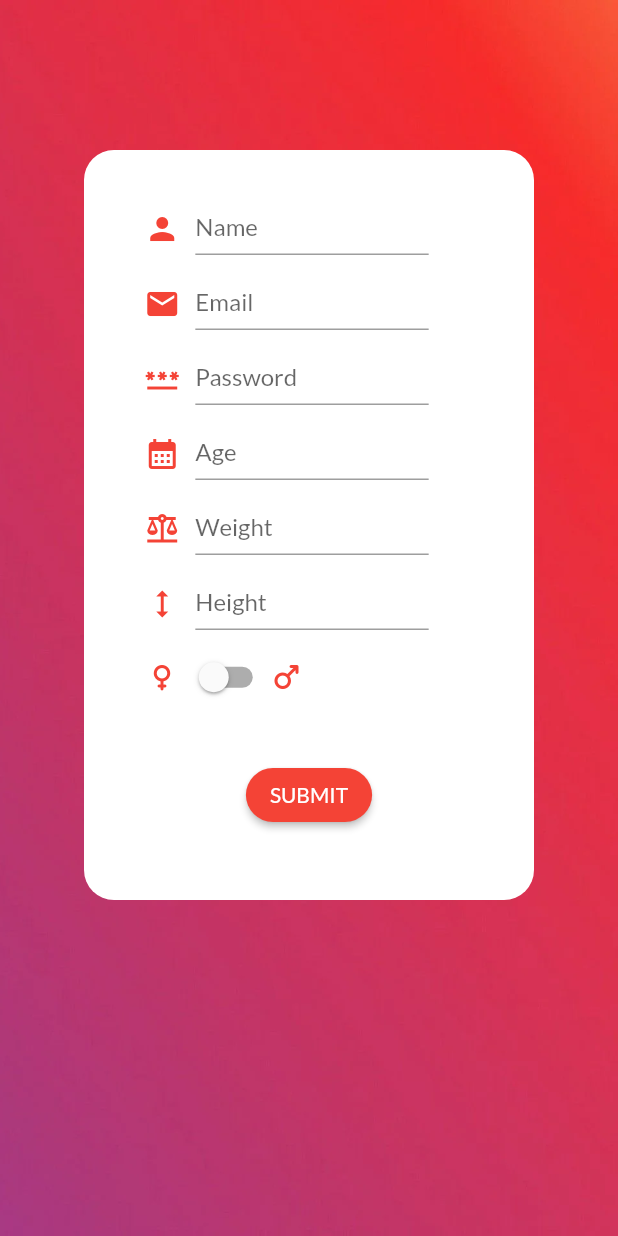
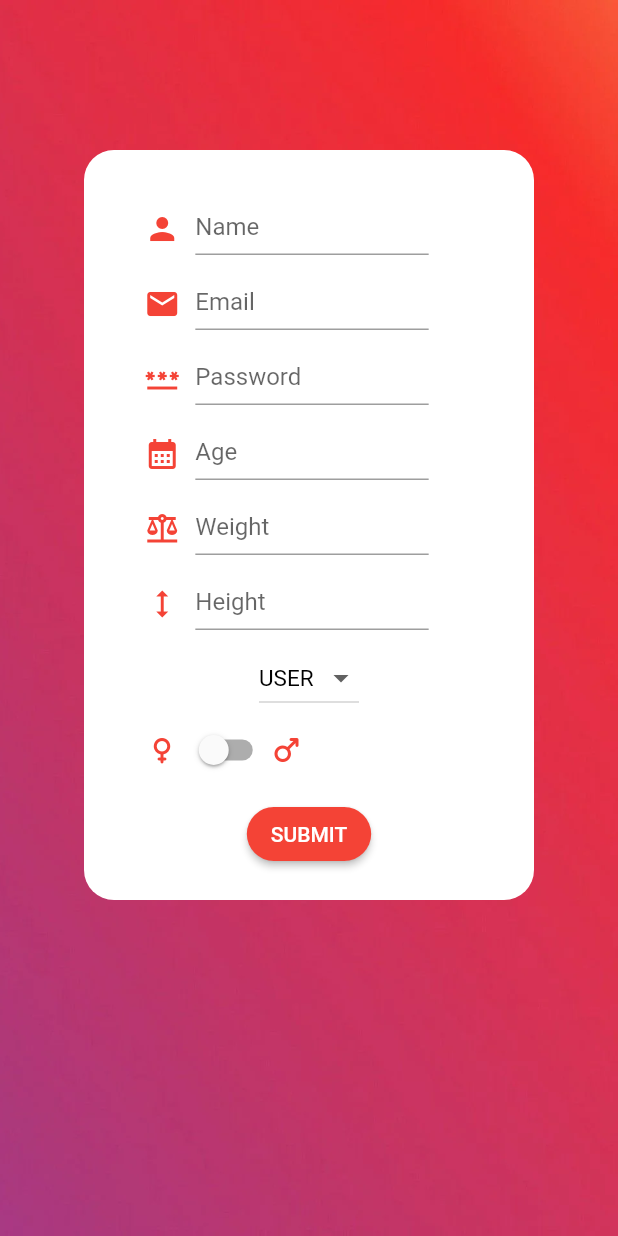
Before and after one commit to projeto-lpi/flutter_app, a Flutter app: the screen it shows after launch, after a tap on "SIGN UP", on a phone screen of 412 x 824 dp. Run offline on Flutter 3.47's test engine with Material 2 defaults, Android fonts, the light colour scheme and no system bars; our stand-ins replace animated_text_kit, flutter_secure_storage, syncfusion_flutter_charts; network calls fail; Roboto replaces fonts that are missing (Cairo).

Commit message:
Added custom font.

```diff
--- a/lib/main.dart
+++ b/lib/main.dart
@@ -1,6 +1,5 @@
 import 'package:flutter/material.dart';
 import 'package:flutter_secure_storage/flutter_secure_storage.dart';
-import 'package:google_fonts/google_fonts.dart';
 import 'src/login_page.dart';
 
 final storage = FlutterSecureStorage();
@@ -12,14 +11,10 @@ void main() async {
 class MyApp extends StatelessWidget {
   @override
   Widget build(BuildContext context) {
-    final textTheme = Theme.of(context).textTheme;
     return MaterialApp(
         title: 'Healthier App',
         theme: ThemeData(
-          primarySwatch: Colors.blue,
-          textTheme: GoogleFonts.latoTextTheme(textTheme).copyWith(
-            bodyText1: GoogleFonts.montserrat(textStyle: textTheme.bodyText1),
-          ),
+          fontFamily: "Cairo",
         ),
         debugShowCheckedModeBanner: false,
         home: LoginPage());
--- a/lib/src/signup_page.dart
+++ b/lib/src/signup_page.dart
@@ -24,6 +24,7 @@ class _SignupPageState extends State<SignupPage> {
   final _ageController = TextEditingController();
   final _weightController = TextEditingController();
   final _heightController = TextEditingController();
+  String usertype = "user";
   bool gender = false;
 
   bool _validate_email = false,
@@ -80,16 +81,45 @@ class _SignupPageState extends State<SignupPage> {
                               'Weight', _weightController, Icons.balance),
                           drawFormField(
                               'Height', _heightController, Icons.height),
+                          Padding(
+                            padding: const EdgeInsets.only(top: 8.0),
+                            child: DropdownButton(
+                                value: usertype,
+                                style: TextStyle(
+                                    fontSize: 15,
+                                    color: Colors.black,
+                                    fontFamily: "Cairo"),
+                                borderRadius: BorderRadius.circular(5),
+                                items: <DropdownMenuItem<String>>[
+                                  DropdownMenuItem(
+                                    child: Text("user".toUpperCase()),
+                                    value: "user",
+                                  ),
+                                  DropdownMenuItem(
+                                    child: Text("pt".toUpperCase()),
+                                    value: "pt",
+                                  ),
+                                  DropdownMenuItem(
+                                    child: Text("nutri".toUpperCase()),
+                                    value: "nutri",
+                                  ),
+                                ],
+                                onChanged: (String? selectedValue) {
+                                  setState(() {
+                                    usertype = selectedValue!;
+                                  });
+                                }),
+                          ),
                           Row(children: [
                             Padding(
-                              padding: const EdgeInsets.only(top: 15, left: 40),
+                              padding: const EdgeInsets.only(top: 0, left: 40),
                               child: Icon(
                                 Icons.female_rounded,
                                 color: Colors.red,
                               ),
                             ),
                             Transform.translate(
-                              offset: Offset(2.5, 7.5),
+                              offset: Offset(2.5, 0),
                               child: Switch(
                                 activeColor: Colors.red,
                                 value: gender,
@@ -101,14 +131,13 @@ class _SignupPageState extends State<SignupPage> {
                               ),
                             ),
                             Padding(
-                              padding: const EdgeInsets.only(top: 15),
+                              padding: const EdgeInsets.only(top: 0),
                               child: Icon(
                                 Icons.male_rounded,
                                 color: Colors.red,
                               ),
                             ),
                           ]),
-                          SizedBox(height: 30),
                           Padding(
                             padding: const EdgeInsets.all(8.0),
                             child: ElevatedButton(
@@ -121,8 +150,16 @@ class _SignupPageState extends State<SignupPage> {
                                 var height = _heightController.text;
 
                                 if (_validate_email != true) {
-                                  await attemptSignUp(name, email, password,
-                                      age, weight, height, gender, context);
+                                  await attemptSignUp(
+                                      name,
+                                      email,
+                                      password,
+                                      age,
+                                      weight,
+                                      height,
+                                      gender,
+                                      usertype,
+                                      context);
                                   if (state == 1) {
                                     SnackBar(
                                       content:
@@ -192,6 +229,7 @@ class _SignupPageState extends State<SignupPage> {
                     return 'Invalid email';
                   }
                 }
+
                 return null;
               },
               controller: controller,
@@ -220,6 +258,7 @@ class _SignupPageState extends State<SignupPage> {
       String weight,
       String height,
       bool gender,
+      String user_type,
       BuildContext context) async {
     var response = await http.post(
         Uri.parse('http://192.168.75.1:8081/api/v1/auth/register'), //global
@@ -231,7 +270,8 @@ class _SignupPageState extends State<SignupPage> {
           "gender": gender,
           "age": age,
           "weight": weight,
-          "height": height
+          "height": height,
+          "user_type": user_type
         }));
     var jsonResponse;
     if (response.statusCode == 200) {
```
Also changed, not shown: pubspec.yaml (+10 -6 lines), assets/fonts/Cairo-Black.ttf (added), assets/fonts/Cairo-Bold.ttf (added), assets/fonts/Cairo-Regular.ttf (added), assets/fonts/Cairo-SemiBold.ttf (added).
